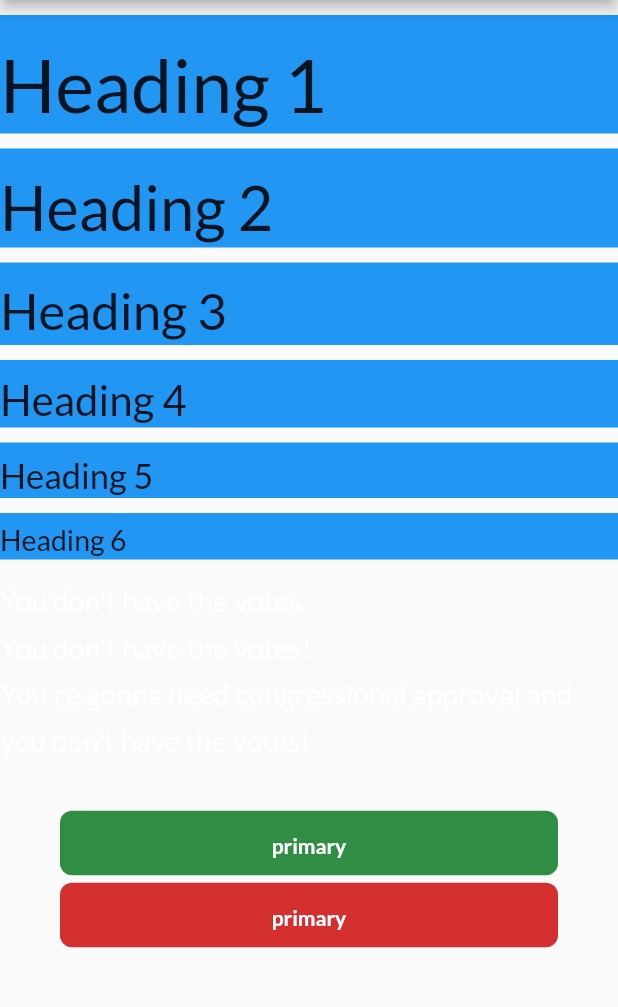
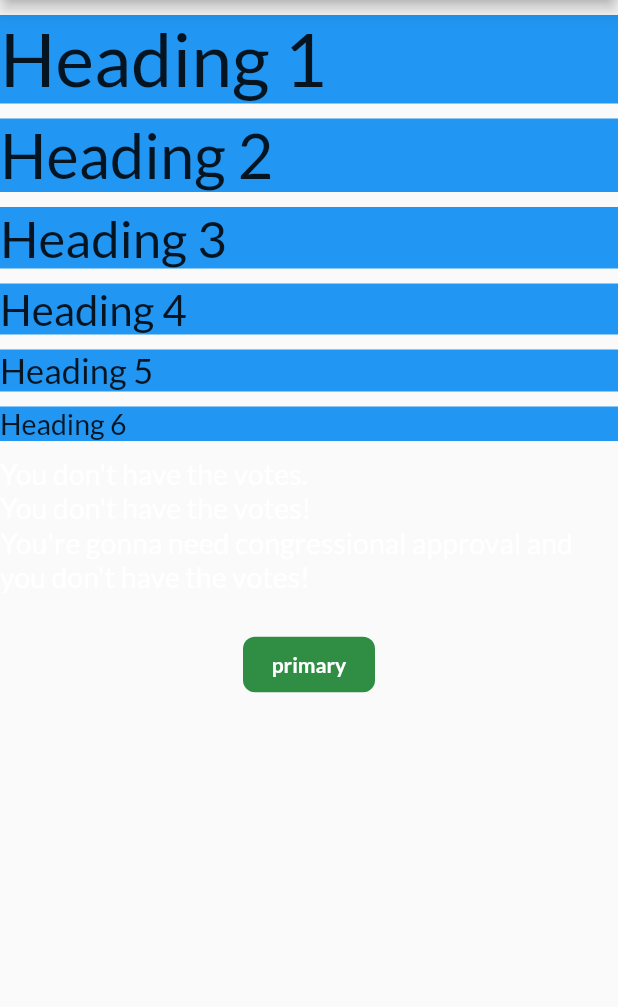
Before and after one commit to jabardigitalservice/jds-flutter-package, a Flutter app: the screen it shows after launch, on a phone screen of 412 x 824 dp, the part 84-1091 px from its top. Run offline on Flutter 3.47's test engine with Material 2 defaults, Android fonts, the phone set to English and light mode, and no system bars.

Commit message:
move file text_theme to folder theme, remove height in TextStyle

```diff
--- a/example/lib/main.dart
+++ b/example/lib/main.dart
@@ -103,8 +103,10 @@ class HomePage extends StatelessWidget {
               ),
             ),
           ),
+          Column(
+            mainAxisSize: MainAxisSize.min,
+            children: [
               Container(
-            padding: const EdgeInsets.symmetric(horizontal: 40),
                 child: JdsTextButton(
                   title: 'primary',
                   onPressed: () {},
@@ -112,15 +114,8 @@ class HomePage extends StatelessWidget {
                   background: JDSColors.green[700],
                 ),
               ),
-          Container(
-            padding: const EdgeInsets.symmetric(horizontal: 40),
-            child: JdsTextButton(
-              title: 'primary',
-              onPressed: () {},
-              color: Colors.white,
-              background: JDSColors.red[700],
+            ],
           ),
-          )
         ],
       ),
       drawer: Drawer(
--- a/lib/jds_design.dart
+++ b/lib/jds_design.dart
@@ -2,7 +2,7 @@
 
 library jds_design;
 
-export 'typography/text_theme.dart';
+export 'theme/text_theme.dart';
 export 'enums/font.dart';
 export 'constants/colors.dart';
 export 'widgets/buttons/buttons.dart';
--- /dev/null
+++ b/lib/theme/app_theme.dart
@@ -0,0 +1,73 @@
+import 'package:flutter/material.dart';
+import 'package:jds_design/constants/colors.dart';
+
+class JDSTheme {
+  JDSTheme._();
+
+  /// constants color range for [light theme]
+  /// main [color]
+  // static const Color _lightPrimaryColor = JDSColors.green;
+  // static const Color _lightTextColor = JDSColors.white;
+
+  //the light theme
+  // static final ThemeData lightTheme = ThemeData(
+  //   brightness: Brightness.light,
+  //   // fontFamily: font1,
+  //   floatingActionButtonTheme: FloatingActionButtonThemeData(
+  //     backgroundColor: _lightPrimaryColor,
+  //   ),
+  //   appBarTheme: AppBarTheme(
+  //     color: _lightBackgroundAppBarColor,
+  //     iconTheme: IconThemeData(color: _lightTextColor),
+  //     textTheme: _lightTextTheme,
+  //   ),
+  //   colorScheme: ColorScheme.light(
+  //     primary: _lightPrimaryColor,
+  //     primaryVariant: _lightBackgroundColor,
+  //     // secondary: _lightSecondaryColor,
+  //   ),
+  //   snackBarTheme: SnackBarThemeData(
+  //       backgroundColor: _lightBackgroundAlertColor,
+  //       actionTextColor: _lightBackgroundActionTextColor),
+  //   iconTheme: IconThemeData(
+  //     color: _lightIconColor,
+  //   ),
+  //   popupMenuTheme: PopupMenuThemeData(color: _lightBackgroundAppBarColor),
+  //   textTheme: _lightTextTheme,
+  //   buttonTheme: ButtonThemeData(
+  //     shape: RoundedRectangleBorder(
+  //       borderRadius: BorderRadius.circular(2.0),
+  //     ),
+  //     buttonColor: _lightPrimaryColor,
+  //     textTheme: ButtonTextTheme.primary,
+  //   ),
+  //   unselectedWidgetColor: _lightPrimaryColor,
+  //   inputDecorationTheme: InputDecorationTheme(
+  //     //prefixStyle: TextStyle(color: _lightIconColor),
+  //     hintStyle: TextStyle(color: Colors.grey[400]),
+  //     border: OutlineInputBorder(
+  //         borderSide: BorderSide(width: 1.0),
+  //         borderRadius: BorderRadius.all(
+  //           Radius.circular(2.0),
+  //         )),
+  //     enabledBorder: OutlineInputBorder(
+  //       borderSide: BorderSide(color: _lightBorderColor, width: 1.0),
+  //       borderRadius: BorderRadius.all(Radius.circular(2.0)),
+  //     ),
+  //     focusedBorder: OutlineInputBorder(
+  //       borderSide: BorderSide(color: _lightBorderActiveColor),
+  //       borderRadius: BorderRadius.all(Radius.circular(2.0)),
+  //     ),
+  //     errorBorder: OutlineInputBorder(
+  //       borderSide: BorderSide(color: _lightBorderErrorColor),
+  //       borderRadius: BorderRadius.all(Radius.circular(2.0)),
+  //     ),
+  //     focusedErrorBorder: OutlineInputBorder(
+  //       borderSide: BorderSide(color: _lightBorderErrorColor),
+  //       borderRadius: BorderRadius.all(Radius.circular(2.0)),
+  //     ),
+  //     fillColor: _lightBackgroundSecondaryColor,
+  //     //focusColor: _lightBorderActiveColor,
+  //   ),
+  // );
+}
--- a/lib/typography/text_theme.dart
+++ b/lib/theme/text_theme.dart
@@ -4,7 +4,7 @@ import 'package:jds_design/enums/font.dart';
 import 'package:jds_design/extensions/font_family.dart';
 import 'package:jds_design/jds_design.dart';
 
-/// Define the default JDS TextTheme. Use this to specify the default
+/// Define the default JDS TextTheme [typography]. Use this to specify the default
 /// text styling for headlines, titles, bodies of text, and more.
 ///
 /// {@tool snippet}
@@ -73,101 +73,59 @@ class JDSTextTheme {
 
   /// Specify the default text styling for headlines 1
   static const TextStyle h1 = TextStyle(
-      fontFamily: JDSFonts.LATO,
-      fontSize: 49.0,
-      height: 1.618,
-      package: 'jds_design');
+      fontFamily: JDSFonts.LATO, fontSize: 49.0, package: 'jds_design');
 
   /// Use this to specify the default text styling for headlines 2
   static const TextStyle h2 = TextStyle(
-      fontFamily: JDSFonts.LATO,
-      fontSize: 41.0,
-      height: 1.618,
-      package: 'jds_design');
+      fontFamily: JDSFonts.LATO, fontSize: 41.0, package: 'jds_design');
 
   /// Use this to specify the default text styling for headlines 3
   static const TextStyle h3 = TextStyle(
-      fontFamily: JDSFonts.LATO,
-      fontSize: 34.0,
-      height: 1.618,
-      package: 'jds_design');
+      fontFamily: JDSFonts.LATO, fontSize: 34.0, package: 'jds_design');
 
   /// Specify the default text styling for headlines 4
   static const TextStyle h4 = TextStyle(
-      fontFamily: JDSFonts.LATO,
-      fontSize: 28.0,
-      height: 1.618,
-      package: 'jds_design');
+      fontFamily: JDSFonts.LATO, fontSize: 28.0, package: 'jds_design');
 
   /// Specify the default text styling for headlines 5
   static const TextStyle h5 = TextStyle(
-      fontFamily: JDSFonts.LATO,
-      fontSize: 23.0,
-      height: 1.618,
-      package: 'jds_design');
+      fontFamily: JDSFonts.LATO, fontSize: 23.0, package: 'jds_design');
 
   /// Specify the default text styling for headlines 6
   static const TextStyle h6 = TextStyle(
-      fontFamily: JDSFonts.LATO,
-      fontSize: 19.0,
-      height: 1.618,
-      package: 'jds_design');
+      fontFamily: JDSFonts.LATO, fontSize: 19.0, package: 'jds_design');
 
   /// Specify the default text styling for subtitle 2
   static const TextStyle subtitle1 = TextStyle(
-      fontFamily: JDSFonts.ROBOTO,
-      fontSize: 16.0,
-      height: 1.618,
-      package: 'jds_design');
+      fontFamily: JDSFonts.ROBOTO, fontSize: 16.0, package: 'jds_design');
 
   /// Specify the default text styling for subtitle 2
   static const TextStyle subtitle2 = TextStyle(
-      fontFamily: JDSFonts.ROBOTO,
-      fontSize: 14.0,
-      height: 1.618,
-      package: 'jds_design');
+      fontFamily: JDSFonts.ROBOTO, fontSize: 14.0, package: 'jds_design');
 
   /// Specify the default text styling for body 1
   static const TextStyle body1 = TextStyle(
-      fontFamily: JDSFonts.LATO,
-      fontSize: 16.0,
-      height: 1.618,
-      package: 'jds_design');
+      fontFamily: JDSFonts.LATO, fontSize: 16.0, package: 'jds_design');
 
   /// Specify the default text styling for body 2
   static const TextStyle body2 = TextStyle(
-      fontFamily: JDSFonts.LATO,
-      fontSize: 14.0,
-      height: 1.618,
-      package: 'jds_design');
+      fontFamily: JDSFonts.LATO, fontSize: 14.0, package: 'jds_design');
 
   /// Specify the default text styling for button 1
   static const TextStyle button1 = TextStyle(
-      fontFamily: JDSFonts.LATO,
-      fontSize: 16.0,
-      height: 1.618,
-      package: 'jds_design');
+      fontFamily: JDSFonts.LATO, fontSize: 16.0, package: 'jds_design');
 
   /// Specify the default text styling for button 2
   static const TextStyle button2 = TextStyle(
-      fontFamily: JDSFonts.LATO,
-      fontSize: 14.0,
-      height: 1.618,
-      package: 'jds_design');
+      fontFamily: JDSFonts.LATO, fontSize: 14.0, package: 'jds_design');
 
   /// Specify the default text styling for endnote
   static const TextStyle endNote = TextStyle(
-      fontFamily: JDSFonts.LATO,
-      fontSize: 12.0,
-      height: 1.618,
-      package: 'jds_design');
+      fontFamily: JDSFonts.LATO, fontSize: 12.0, package: 'jds_design');
 
   /// Specify the default text styling for footnote
   static const TextStyle footNote = TextStyle(
-      fontFamily: JDSFonts.LATO,
-      fontSize: 11.0,
-      height: 1.618,
-      package: 'jds_design');
+      fontFamily: JDSFonts.LATO, fontSize: 11.0, package: 'jds_design');
 
   /// Specify the default text styling for hyperlink 1
   static const TextStyle hyperlink1 = TextStyle(
@@ -175,7 +133,6 @@ class JDSTextTheme {
       fontSize: 16.0,
       fontWeight: FontWeight.bold,
       decoration: TextDecoration.underline,
-      height: 1.618,
       package: 'jds_design');
 
   /// Specify the default text styling for hyperlink 2
@@ -184,6 +141,5 @@ class JDSTextTheme {
       fontSize: 14.0,
       fontWeight: FontWeight.bold,
       decoration: TextDecoration.underline,
-      height: 1.618,
       package: 'jds_design');
 }
--- a/lib/widgets/buttons/text_button.dart
+++ b/lib/widgets/buttons/text_button.dart
@@ -1,18 +1,23 @@
 import 'package:flutter/material.dart';
 import 'package:jds_design/jds_design.dart';
-import 'package:jds_design/typography/text_theme.dart';
+import 'package:jds_design/theme/text_theme.dart';
 
 class JdsTextButton extends StatelessWidget {
   const JdsTextButton({
     final Key key,
     @required final String title,
     @required final VoidCallback onPressed,
+
+    /// default [true]
     final bool isEnabled = true,
+
+    /// default color [JDSColors.white]
     final Color color = JDSColors.white,
+
+    /// default background [JDSColors.green]
     final Color background = JDSColors.green,
   })  : assert(title != null),
         assert(onPressed != null),
-        assert(isEnabled != null),
         _key = key,
         _title = title,
         _onPressed = onPressed,
@@ -37,10 +42,12 @@ class JdsTextButton extends StatelessWidget {
       shape: RoundedRectangleBorder(
         borderRadius: BorderRadius.circular(8),
       ),
-      child: Text(_title,
-          textAlign: TextAlign.center,
-          style: JDSTextTheme.button2
-              .copyWith(fontWeight: FontWeight.bold, color: _color)),
+      child: Text(
+        _title,
+        textAlign: TextAlign.center,
+        style: JDSTextTheme.button2
+            .copyWith(fontWeight: FontWeight.bold, color: _color),
+      ),
     );
   }
 }
```
Lines whose indentation alone changed are shown as unchanged.
